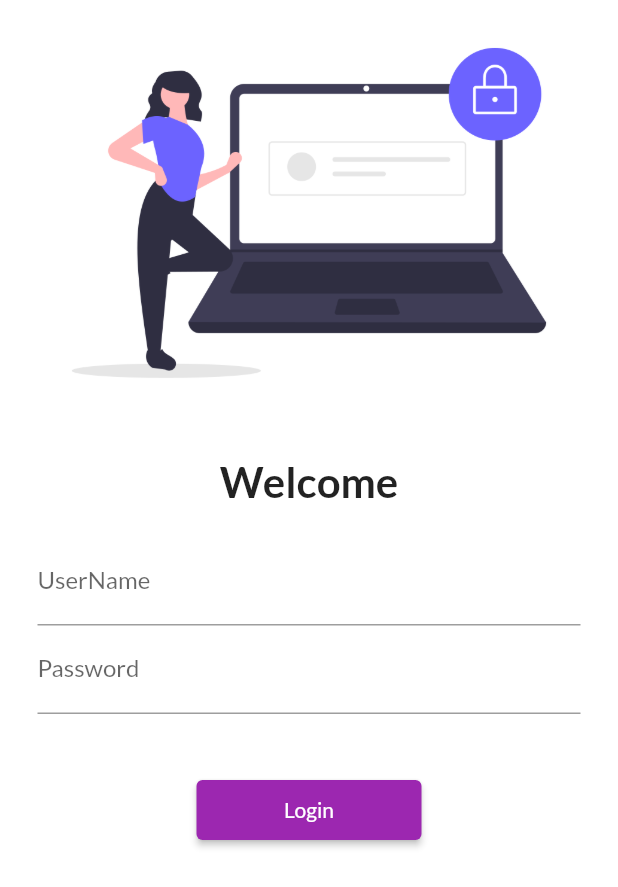
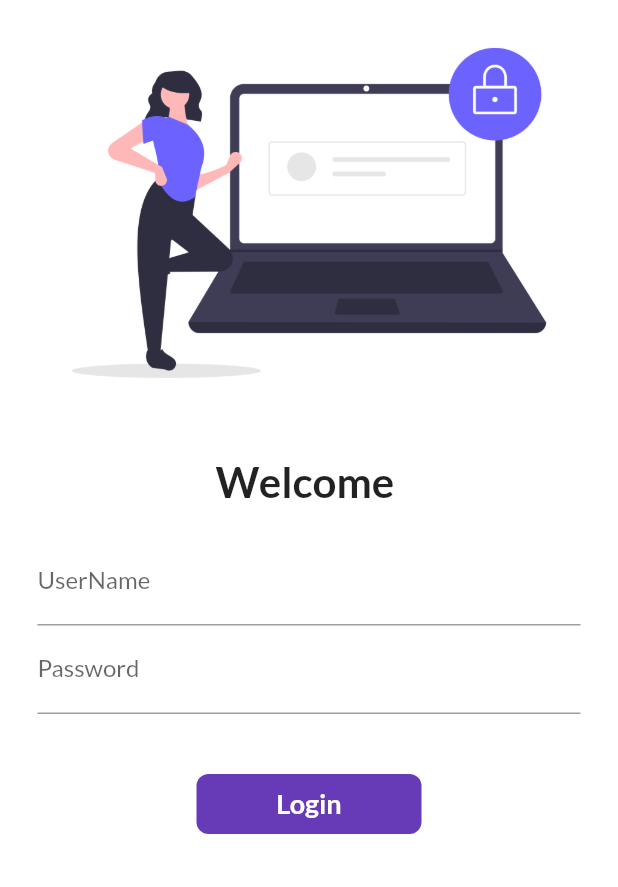
Before and after one commit to JoseMerlo/30DaysOfFlutter, a Flutter app: the screen it shows after launch, on a phone screen of 412 x 824 dp. Shown: the top 887 px of the screen. Run offline on Flutter 3.47's test engine with Material 2 defaults, Android fonts, the light colour scheme and no system bars; our stand-ins replace google_fonts.

Commit message:
Day6 completed

```diff
--- a/lib/pages/login_page.dart
+++ b/lib/pages/login_page.dart
@@ -1,11 +1,20 @@
 import 'package:flutter/material.dart';
 import 'package:flutter_catalogo/utils/routes.dart';
 
-class LoginPage extends StatelessWidget {
+class LoginPage extends StatefulWidget {
+  @override
+  _LoginPageState createState() => _LoginPageState();
+}
+
+class _LoginPageState extends State<LoginPage> {
+  String name = "";
+  bool changeButton = false;
+
   @override
   Widget build(BuildContext context) {
     return Material(
         color: Colors.white,
+        child: SingleChildScrollView(
           child: Column(
             children: [
               Image.asset(
@@ -14,15 +23,15 @@
               ),
               SizedBox(height: 20.0),
               Text(
-              "Welcome",
+                "Welcome $name",
                 style: TextStyle(
                   fontSize: 28,
                   fontWeight: FontWeight.bold,
                 ),
               ),
               Padding(
-              padding:
-                  const EdgeInsets.symmetric(vertical: 20.0, horizontal: 25.0),
+                padding: const EdgeInsets.symmetric(
+                    vertical: 20.0, horizontal: 25.0),
                 child: Column(
                   children: [
                     TextFormField(
@@ -30,6 +39,10 @@
                         hintText: "Enter UserName",
                         labelText: "UserName",
                       ),
+                      onChanged: (value) {
+                        name = value;
+                        setState(() {});
+                      },
                     ),
                     TextFormField(
                       obscureText: true,
@@ -41,19 +54,52 @@
                     SizedBox(
                       height: 40.0,
                     ),
-                  ElevatedButton(
-                    child: Text("Login"),
-                    style: TextButton.styleFrom(
-                      minimumSize: Size(150, 40),
-                    ),
-                    onPressed: () {
+
+                    InkWell(
+                      onTap: () async {
+                        setState(() {
+                          changeButton = true;
+                        });
+                        await Future.delayed(Duration(seconds: 1));
                         Navigator.pushNamed(context, MyRoutes.homeRoute);
                       },
+                      child: AnimatedContainer(
+                        duration: Duration(seconds: 1),
+                        width: changeButton ? 50 : 150,
+                        height: 40,
+                        alignment: Alignment.center,
+                        child: changeButton
+                            ? Icon(Icons.done, color: Colors.white)
+                            : Text(
+                                "Login",
+                                style: TextStyle(
+                                  color: Colors.white,
+                                  fontWeight: FontWeight.bold,
+                                  fontSize: 18.0,
                                 ),
+                              ),
+                        decoration: BoxDecoration(
+                          color: Colors.deepPurple,
+                          borderRadius:
+                              BorderRadius.circular(changeButton ? 50 : 8),
+                        ),
+                      ),
+                    ),
+
+                    // ElevatedButton(
+                    //   child: Text("Login"),
+                    //   style: TextButton.styleFrom(
+                    //     minimumSize: Size(150, 40),
+                    //   ),
+                    //   onPressed: () {
+                    //     Navigator.pushNamed(context, MyRoutes.homeRoute);
+                    //   },
+                    // ),
                   ],
                 ),
               ),
             ],
+          ),
         ));
   }
 }
```
Lines whose indentation alone changed are shown as unchanged.
